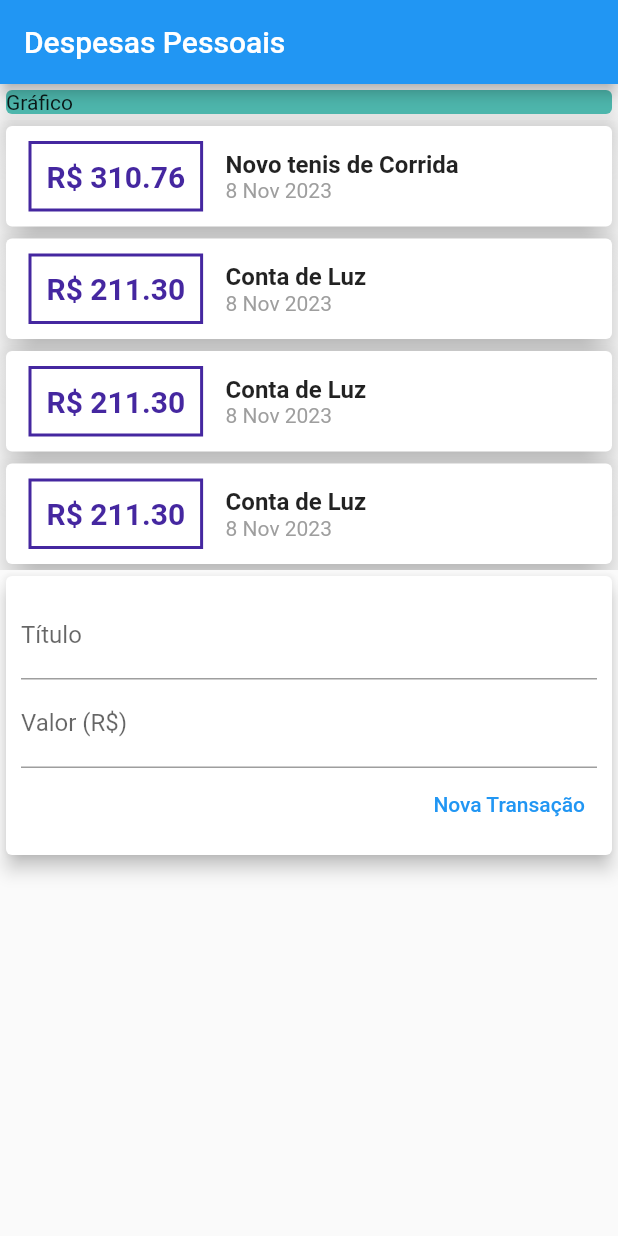
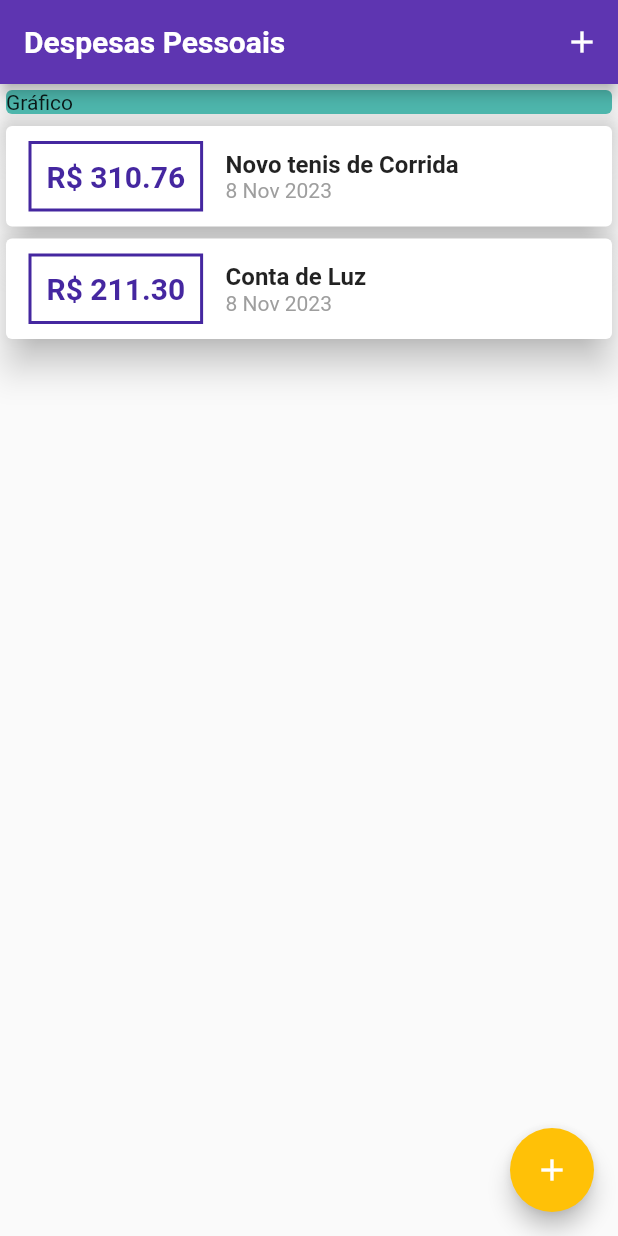
Before and after one commit to rodriguesg73/expenses, a Flutter app: the screen it shows after launch, on a phone screen of 412 x 824 dp. Run offline on Flutter 3.47's test engine with Material 2 defaults, Android fonts, the phone set to English and light mode, and no system bars; Roboto replaces fonts that are missing (OpenSans).

Commit message:
Converted some itens to components

```diff
--- a/lib/components/transaction_form.dart
+++ b/lib/components/transaction_form.dart
@@ -2,13 +2,29 @@
 
 import 'package:flutter/material.dart';
 
-class TransactionForm extends StatelessWidget {
-  final titleController = TextEditingController();
-  final valueController = TextEditingController();
-
+class TransactionForm extends StatefulWidget {
   final void Function(String, double) onSubmit;
 
   TransactionForm(this.onSubmit, {super.key});
+
+  @override
+  State<TransactionForm> createState() => _TransactionFormState();
+}
+
+class _TransactionFormState extends State<TransactionForm> {
+  final titleController = TextEditingController();
+
+  final valueController = TextEditingController();
+
+  _onSubmitForm() {
+    final title = titleController.text;
+    final value = double.tryParse(valueController.text) ?? 0;
+
+    if (title.isEmpty || value <= 0) {
+      return;
+    }
+    widget.onSubmit(title, value);
+  }
 
   @override
   Widget build(BuildContext context) {
@@ -20,12 +36,15 @@ class TransactionForm extends StatelessWidget {
           children: <Widget>[
             TextField(
               controller: titleController,
+              onSubmitted: (_) => _onSubmitForm(),
               decoration: InputDecoration(
                 labelText: 'Título',
               ),
             ),
             TextField(
               controller: valueController,
+              keyboardType: TextInputType.numberWithOptions(decimal: true),
+              onSubmitted: (_) => _onSubmitForm(),
               decoration: InputDecoration(
                 labelText: 'Valor (R\$)',
               ),
@@ -34,12 +53,7 @@ class TransactionForm extends StatelessWidget {
               mainAxisAlignment: MainAxisAlignment.end,
               children: [
                 TextButton(
-                  onPressed: () {
-                    final title = titleController.text;
-                    final value = double.tryParse(valueController.text) ?? 0;
-
-                    onSubmit(title, value);
-                  },
+                  onPressed: _onSubmitForm,
                   style: TextButton.styleFrom(
                     disabledForegroundColor: Colors.deepPurple.shade600,
                   ),
--- a/lib/components/transaction_user.dart
+++ /dev/null
@@ -1,82 +0,0 @@
-import 'dart:math';
-import 'package:expenses/models/transaction.dart';
-import 'package:flutter/material.dart';
-import './transaction_list.dart';
-import './transaction_form.dart';
-
-class TransactionUser extends StatefulWidget {
-  const TransactionUser({super.key});
-
-  @override
-  State<TransactionUser> createState() => _TransactionUserState();
-}
-
-class _TransactionUserState extends State<TransactionUser> {
-  final _transactions = [
-    Transaction(
-      id: 't1',
-      title: 'Novo tenis de Corrida',
-      value: 310.76,
-      date: DateTime.now(),
-    ),
-    Transaction(
-      id: 't2',
-      title: 'Conta de Luz',
-      value: 211.30,
-      date: DateTime.now(),
-    ),
-    Transaction(
-      id: 't3',
-      title: 'Conta de Luz',
-      value: 211.30,
-      date: DateTime.now(),
-    ),
-    Transaction(
-      id: 't4',
-      title: 'Conta de Luz',
-      value: 211.30,
-      date: DateTime.now(),
-    ),
-    Transaction(
-      id: 't5',
-      title: 'Conta de Luz',
-      value: 211.30,
-      date: DateTime.now(),
-    ),
-    Transaction(
-      id: 't6',
-      title: 'Conta de Luz',
-      value: 211.30,
-      date: DateTime.now(),
-    ),
-    Transaction(
-      id: 't7',
-      title: 'Conta de Luz',
-      value: 211.30,
-      date: DateTime.now(),
-    ),
-  ];
-
-  _addTransaction(String title, double value) {
-    final newTransaction = Transaction(
-      id: Random().nextDouble().toString(),
-      title: title,
-      value: value,
-      date: DateTime.now(),
-    );
-
-    setState(() {
-      _transactions.add(newTransaction);
-    });
-  }
-
-  @override
-  Widget build(BuildContext context) {
-    return Column(
-      children: [
-        TransactionList(_transactions),
-        TransactionForm(_addTransaction),
-      ],
-    );
-  }
-}
--- a/lib/main.dart
+++ b/lib/main.dart
@@ -1,7 +1,11 @@
 // ignore_for_file: prefer_const_constructors, prefer_const_literals_to_create_immutables, avoid_unnecessary_containers
 
-import 'package:expenses/components/transaction_user.dart';
 import 'package:flutter/material.dart';
+import 'dart:math';
+
+import './components/transaction_form.dart';
+import './components/transaction_list.dart';
+import './models/transaction.dart';
 
 void main() {
   runApp(ExpensesApp());
@@ -12,18 +16,91 @@ class ExpensesApp extends StatelessWidget {
 
   @override
   Widget build(BuildContext context) {
+    final ThemeData theme = ThemeData();
+
     return MaterialApp(
       home: MyHomePage(),
+      theme: theme.copyWith(
+        colorScheme: theme.colorScheme.copyWith(
+          primary: Colors.deepPurple.shade600,
+          secondary: Colors.amber,
+        ),
+        textTheme: theme.textTheme.copyWith(
+          headline6: TextStyle(
+            fontFamily: 'OpenSans',
+            fontSize: 18,
+            fontWeight: FontWeight.bold,
+            color: Colors.black,
+          ),
+        ),
+        appBarTheme: AppBarTheme(
+          titleTextStyle: TextStyle(
+            fontFamily: 'OpenSans',
+            fontSize: 20,
+            fontWeight: FontWeight.bold,
+          ),
+        ),
+      ),
     );
   }
 }
 
-class MyHomePage extends StatelessWidget {
+class MyHomePage extends StatefulWidget {
+  @override
+  State<MyHomePage> createState() => _MyHomePageState();
+}
+
+class _MyHomePageState extends State<MyHomePage> {
+  final _transactions = [
+    Transaction(
+      id: 't1',
+      title: 'Novo tenis de Corrida',
+      value: 310.76,
+      date: DateTime.now(),
+    ),
+    Transaction(
+      id: 't2',
+      title: 'Conta de Luz',
+      value: 211.30,
+      date: DateTime.now(),
+    )
+  ];
+
+  _addTransaction(String title, double value) {
+    final newTransaction = Transaction(
+      id: Random().nextDouble().toString(),
+      title: title,
+      value: value,
+      date: DateTime.now(),
+    );
+
+    setState(() {
+      _transactions.add(newTransaction);
+    });
+
+    Navigator.of(context).pop();
+  }
+
+  _openTransactionFormModal(BuildContext context) {
+    showModalBottomSheet(
+      context: context,
+      builder: (_) {
+        return TransactionForm(_addTransaction);
+      },
+    );
+  }
+
   @override
   Widget build(BuildContext context) {
     return Scaffold(
       appBar: AppBar(
         title: Text('Despesas Pessoais'),
+        actions: [
+          IconButton(
+            onPressed: () => _openTransactionFormModal(context),
+            icon: Icon(Icons.add),
+          ),
+        ],
       ),
       body: SingleChildScrollView(
         child: Column(
@@ -36,9 +113,15 @@ class MyHomePage extends StatelessWidget {
                 child: Text('Gráfico'),
               ),
             ),
-            TransactionUser(),
+            TransactionList(
+              _transactions,
+            ),
           ],
         ),
+      ),
+      floatingActionButton: FloatingActionButton(
+        child: Icon(Icons.add),
+        onPressed: () => _openTransactionFormModal(context),
       ),
     );
   }
```
